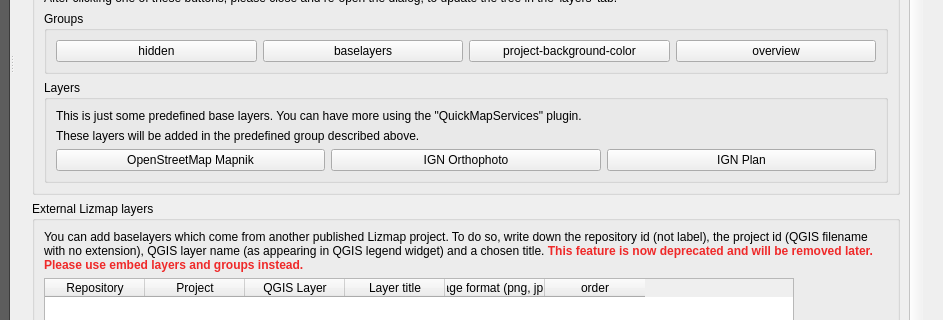
First picture: the form in lizmap/resources/ui/ui_lizmap.ui, repository 3liz/lizmap-plugin, before the edit; both pictures show x 257 to 1200 and y 373 to 693 of the 1200 by 900 pixel window.
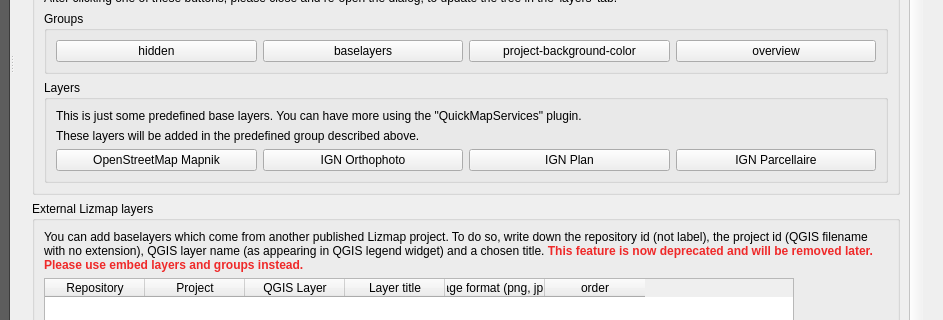
Second picture: the form after the edit. The open tabs and pages were chosen to show the change. Custom widgets are drawn as their Qt base class.

```diff
--- a/lizmap/resources/ui/ui_lizmap.ui
+++ b/lizmap/resources/ui/ui_lizmap.ui
@@ -2711,6 +2711,13 @@
                          </property>
                         </widget>
                        </item>
+                       <item>
+                        <widget class="QPushButton" name="button_ign_cadastre">
+                         <property name="text">
+                          <string>IGN Parcellaire</string>
+                         </property>
+                        </widget>
+                       </item>
                       </layout>
                      </item>
                     </layout>
```
